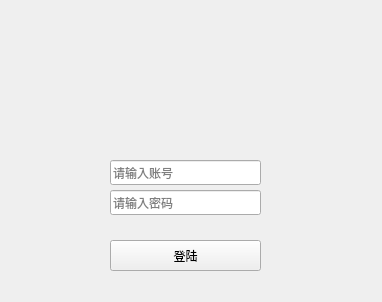
realjc/QQ_qt5, file ui/login.ui: the form before one commit.
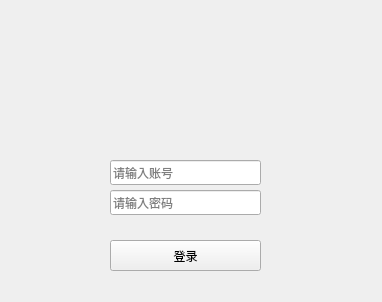
The form after the commit.

What changed in the file:
```diff
--- a/ui/login.ui
+++ b/ui/login.ui
@@ -77,7 +77,7 @@
     </rect>
    </property>
    <property name="text">
-    <string>登陆</string>
+    <string>登录</string>
    </property>
   </widget>
   <widget class="QLabel" name="warn_label">
```
